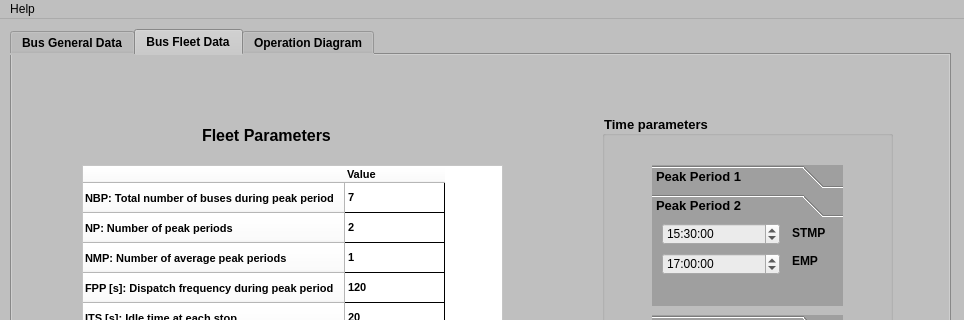
Potter-Gryffindor/Proyecto-Final, file UI/InterfaceBus.ui: the form before one commit; both pictures show x 0 to 964 and y 0 to 320 of the 964 by 677 pixel window.
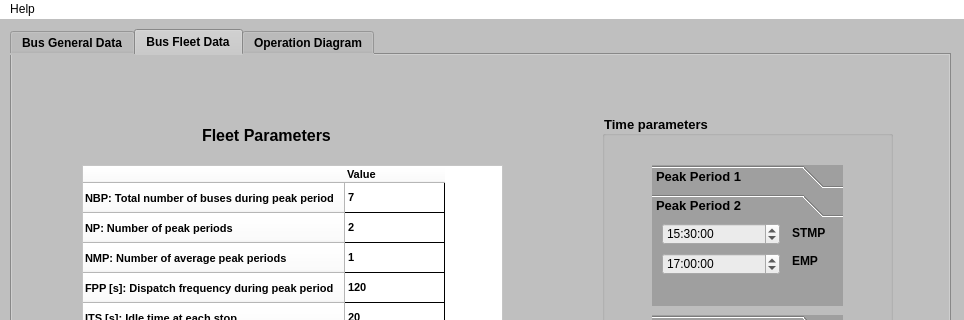
The form after the commit. The open tabs and pages were chosen to show the change. Icons and pictures are not drawn.

What changed in the file:
```diff
--- a/UI/InterfaceBus.ui
+++ b/UI/InterfaceBus.ui
@@ -2200,6 +2200,9 @@
      <height>26</height>
     </rect>
    </property>
+   <property name="styleSheet">
+    <string notr="true">background-color: rgb(255, 255, 255);</string>
+   </property>
    <widget class="QMenu" name="menuHelp">
     <property name="title">
      <string>Help</string>
```
Left out of the diff: 10 changed lines with no effect on the pictures.
